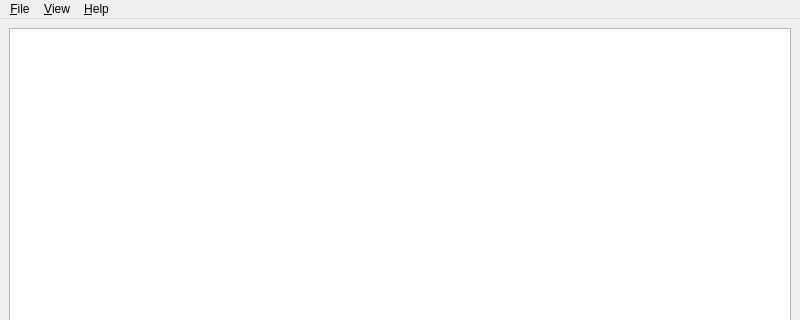
Old version of the form chemdata/mainwindow.ui in the repository OpenChemistry/mongochem; both pictures show x 0 to 800 and y 0 to 320 of the 800 by 600 pixel window.
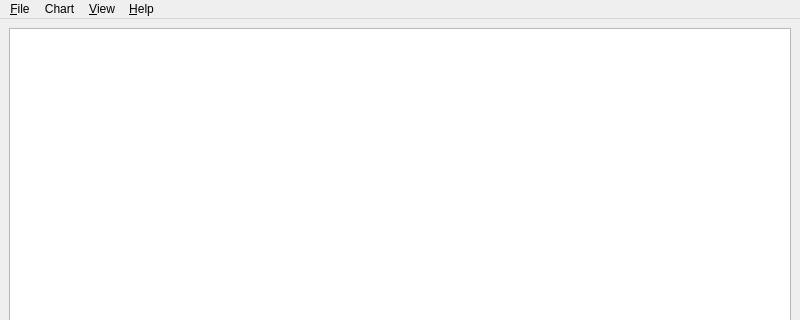
New version of the form. Custom widgets are drawn as their Qt base class.

Commit message:
Move chart dialogs to 'Chart' menu
This adds a new 'Chart' menu to the ChemData main windows
and moves all the chart dialog actions under it.

The edit to the form file:
```diff
--- a/chemdata/mainwindow.ui
+++ b/chemdata/mainwindow.ui
@@ -57,7 +57,17 @@
     </property>
     <addaction name="actionAbout"/>
    </widget>
+   <widget class="QMenu" name="menuChart">
+    <property name="title">
+     <string>Chart</string>
+    </property>
+    <addaction name="actionGraphs"/>
+    <addaction name="actionHistogram"/>
+    <addaction name="actionPlotMatrix"/>
+    <addaction name="actionParallelCoordinates"/>
+   </widget>
    <addaction name="menu_File"/>
+   <addaction name="menuChart"/>
    <addaction name="menu_View"/>
    <addaction name="menu_Help"/>
   </widget>
```
Left out of the diff: 10 changed lines with no effect on the pictures.
